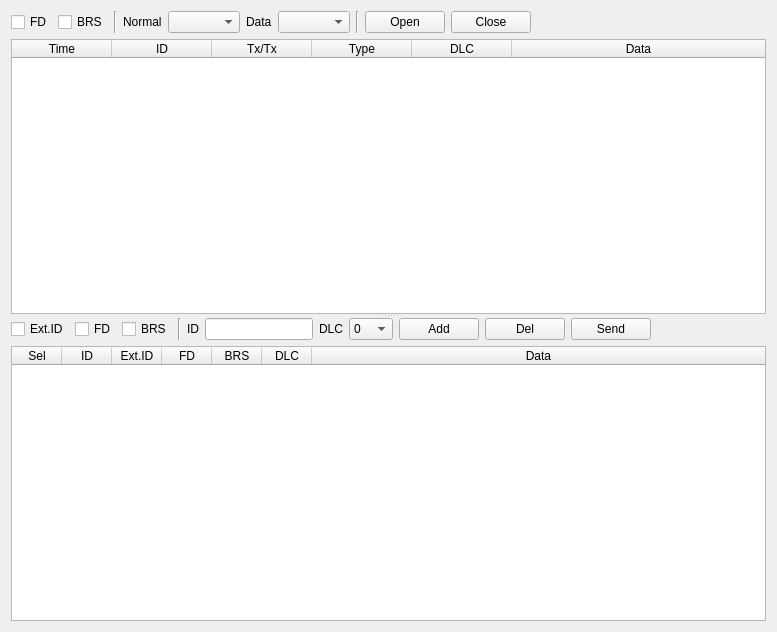
Old version of the form software/fdcan-gui/ui/ui_can.ui in the repository chcbaram/stm32g4-fdcan.
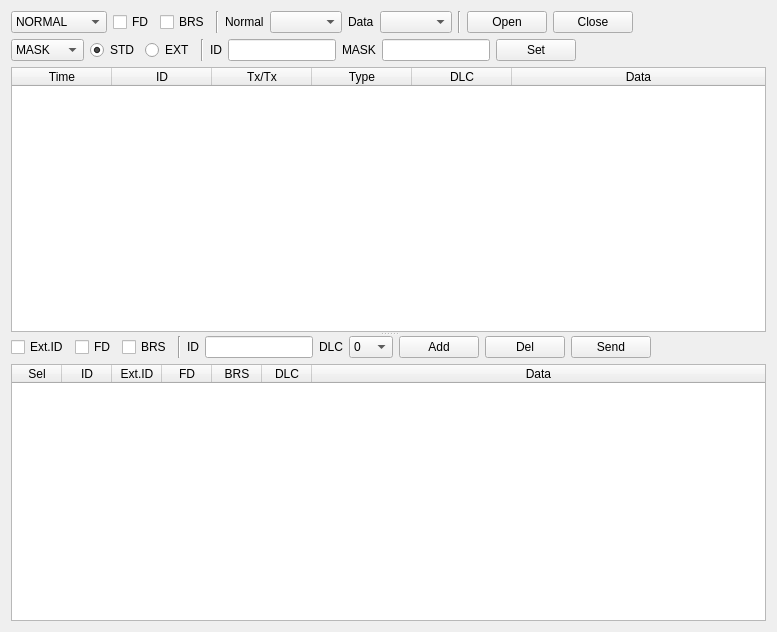
New version of the form.

Commit message: CAN GUI 작업 중

Diff of the .ui file:
```diff
--- a/software/fdcan-gui/ui/ui_can.ui
+++ b/software/fdcan-gui/ui/ui_can.ui
@@ -71,6 +71,31 @@
          <property name="topMargin">
           <number>0</number>
          </property>
+         <item>
+          <widget class="QComboBox" name="combo_open_mode">
+           <property name="sizePolicy">
+            <sizepolicy hsizetype="Minimum" vsizetype="Fixed">
+             <horstretch>0</horstretch>
+             <verstretch>0</verstretch>
+            </sizepolicy>
+           </property>
+           <item>
+            <property name="text">
+             <string>NORMAL</string>
+            </property>
+           </item>
+           <item>
+            <property name="text">
+             <string>MONITOR</string>
+            </property>
+           </item>
+           <item>
+            <property name="text">
+             <string>LOOPBACK</string>
+            </property>
+           </item>
+          </widget>
+         </item>
          <item>
           <widget class="QCheckBox" name="check_open_canfd">
            <property name="text">
@@ -148,6 +173,105 @@
          </item>
         </layout>
        </item>
+       <item>
+        <layout class="QHBoxLayout" name="horizontalLayout_3">
+         <property name="topMargin">
+          <number>0</number>
+         </property>
+         <item>
+          <widget class="QComboBox" name="comboBox">
+           <item>
+            <property name="text">
+             <string>MASK</string>
+            </property>
+           </item>
+           <item>
+            <property name="text">
+             <string>RANGE</string>
+            </property>
+           </item>
+          </widget>
+         </item>
+         <item>
+          <widget class="QRadioButton" name="radioButton">
+           <property name="text">
+            <string>STD</string>
+           </property>
+           <property name="checked">
+            <bool>true</bool>
+           </property>
+          </widget>
+         </item>
+         <item>
+          <widget class="QRadioButton" name="radioButton_2">
+           <property name="text">
+            <string>EXT</string>
+           </property>
+          </widget>
+         </item>
+         <item>
+          <widget class="Line" name="line_4">
+           <property name="orientation">
+            <enum>Qt::Vertical</enum>
+           </property>
+          </widget>
+         </item>
+         <item>
+          <widget class="QLabel" name="label_6">
+           <property name="text">
+            <string>ID</string>
+           </property>
+          </widget>
+         </item>
+         <item>
+          <widget class="QLineEdit" name="lineEdit">
+           <property name="sizePolicy">
+            <sizepolicy hsizetype="Minimum" vsizetype="Fixed">
+             <horstretch>0</horstretch>
+             <verstretch>0</verstretch>
+            </sizepolicy>
+           </property>
+          </widget>
+         </item>
+         <item>
+          <widget class="QLabel" name="label_7">
+           <property name="text">
+            <string>MASK</string>
+           </property>
+          </widget>
+         </item>
+         <item>
+          <widget class="QLineEdit" name="lineEdit_2">
+           <property name="sizePolicy">
+            <sizepolicy hsizetype="Minimum" vsizetype="Fixed">
+             <horstretch>0</horstretch>
+             <verstretch>0</verstretch>
+            </sizepolicy>
+           </property>
+          </widget>
+         </item>
+         <item>
+          <widget class="QPushButton" name="pushButton">
+           <property name="text">
+            <string>Set</string>
+           </property>
+          </widget>
+         </item>
+         <item>
+          <spacer name="horizontalSpacer_3">
+           <property name="orientation">
+            <enum>Qt::Horizontal</enum>
+           </property>
+           <property name="sizeHint" stdset="0">
+            <size>
+             <width>40</width>
+             <height>20</height>
+            </size>
+           </property>
+          </spacer>
+         </item>
+        </layout>
+       </item>
        <item>
         <widget class="QTableWidget" name="table_can_rx">
          <property name="sizePolicy">
```
The commit also changes 2 other files.
